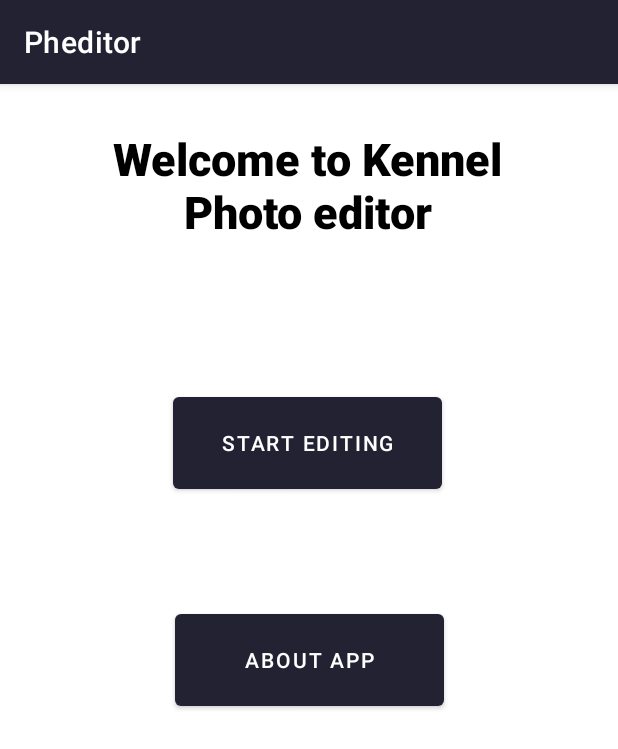
After one commit to KennelTeam/Pheditor, an Android app: the fragment TitleFragment shown on its own in the app's theme, on a phone screen of 412 x 824 dp. The commit adds this screen. Shown: the top 749 px of the screen. Run offline under Robolectric (Android 15) with nearby library versions, the phone set to English and light mode, and no system bars; our stand-ins replace data binding.

Commit message:
change title to fragment

```diff
--- a/app/src/main/AndroidManifest.xml
+++ b/app/src/main/AndroidManifest.xml
@@ -9,7 +9,7 @@
         android:roundIcon="@mipmap/ic_launcher_round"
         android:supportsRtl="true"
         android:theme="@style/Theme.Pheditor">
-        <activity android:name=".title.TitleActivity">
+        <activity android:name=".MainActivity">
             <intent-filter>
                 <action android:name="android.intent.action.MAIN" />
 
--- /dev/null
+++ b/app/src/main/java/kennel/pheditor/title/TitleFragment.kt
@@ -0,0 +1,27 @@
+package kennel.pheditor.screens.crop
+
+import android.os.Bundle
+import android.view.LayoutInflater
+import android.view.View
+import android.view.ViewGroup
+import androidx.databinding.DataBindingUtil
+import androidx.fragment.app.Fragment
+import kennel.pheditor.R
+import kennel.pheditor.databinding.TitleFragmentBinding
+
+class TitleFragment: Fragment() {
+    private lateinit var binding: TitleFragmentBinding
+    override fun onCreateView(
+        inflater: LayoutInflater,
+        container: ViewGroup?,
+        savedInstanceState: Bundle?
+    ): View {
+        binding = DataBindingUtil.inflate(
+            inflater,
+            R.layout.title_fragment,
+            container,
+            false
+        )
+        return binding.root
+    }
+}
--- a/app/src/main/res/layout/activity_title.xml
+++ b/app/src/main/res/layout/title_fragment.xml
@@ -1,8 +1,9 @@
 <?xml version="1.0" encoding="utf-8"?>
+<layout xmlns:android="http://schemas.android.com/apk/res/android"
+    xmlns:app="http://schemas.android.com/apk/res-auto"
+    xmlns:tools="http://schemas.android.com/tools">
 <androidx.constraintlayout.widget.ConstraintLayout
-    xmlns:android="http://schemas.android.com/apk/res/android"
-    xmlns:app="http://schemas.android.com/apk/res-auto"
-    xmlns:tools="http://schemas.android.com/tools"
+
     android:layout_width="match_parent"
     android:layout_height="match_parent">
 
@@ -50,3 +51,4 @@
 
 
 </androidx.constraintlayout.widget.ConstraintLayout>
+</layout>
```
Also changed, not shown: app/src/main/java/kennel/pheditor/title/TitleActivity.kt (deleted, +0 -15 lines).
